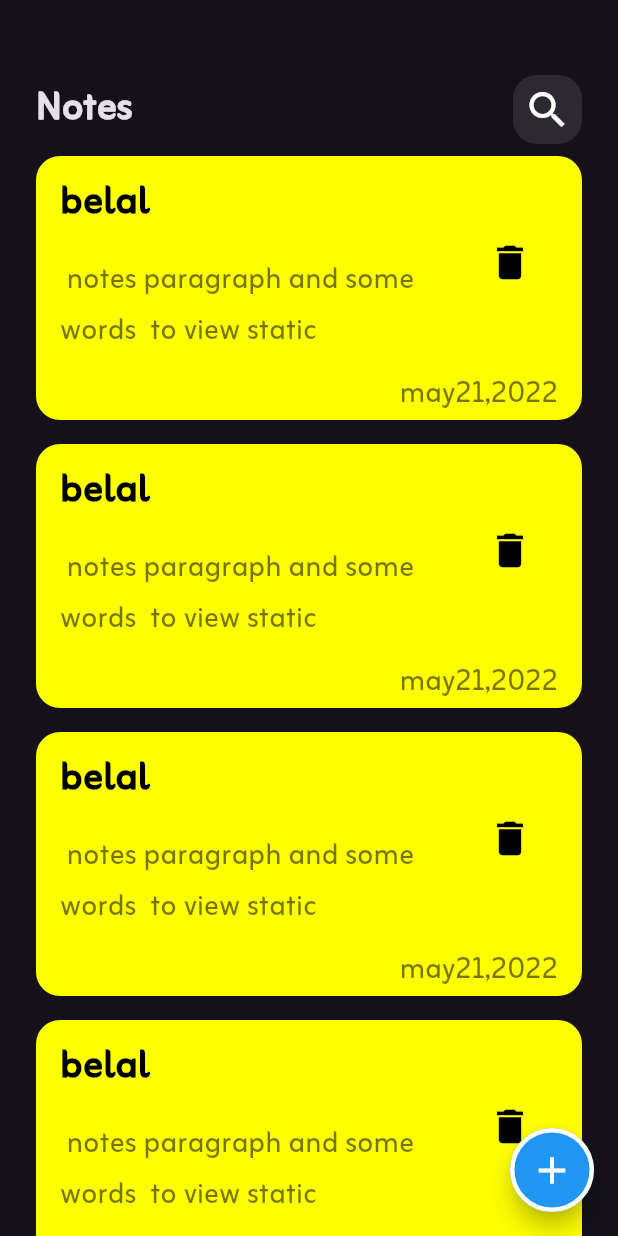
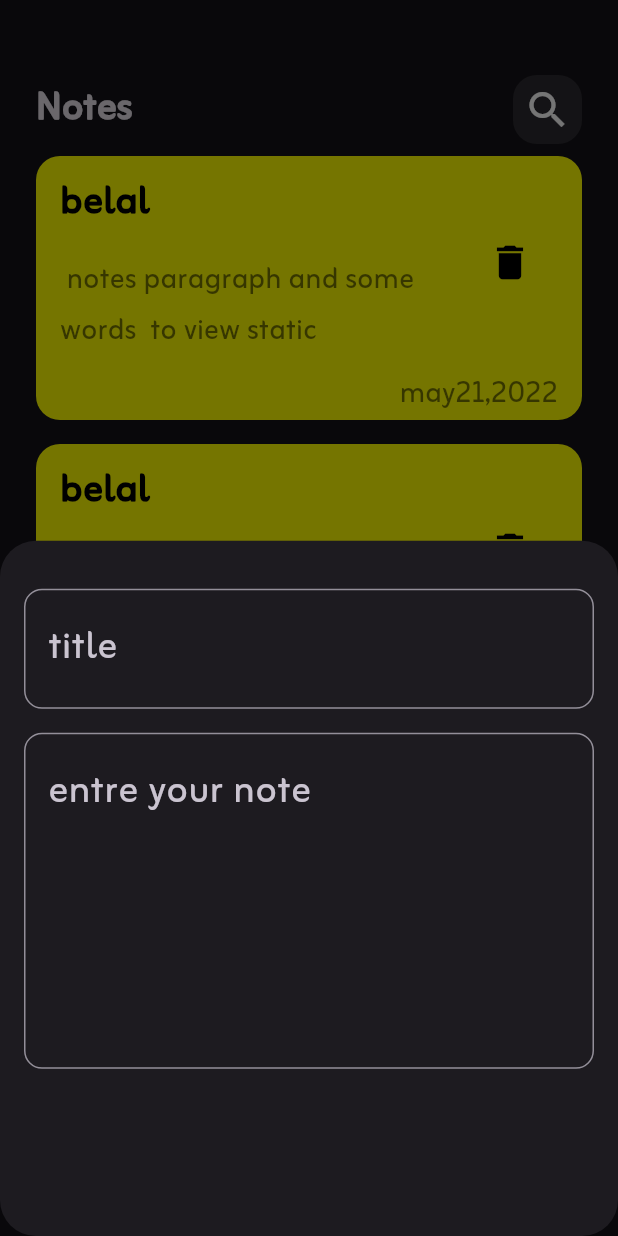
Before and after one commit to belal123456/myNotes, a Flutter app: the screen it shows after launch, after a tap on the "add" icon, on a phone screen of 412 x 824 dp. Run offline on Flutter 3.47's test engine with Material 3 defaults, Android fonts, the phone set to English and light mode, and no system bars.

Commit message:
add bottom sheets with filds

```diff
--- a/lib/views/notes_view.dart
+++ b/lib/views/notes_view.dart
@@ -1,4 +1,5 @@
 import 'package:flutter/material.dart';
+import 'package:notes/views/widgets/modelbtnSheet.dart';
 import 'package:notes/views/widgets/notes_view_body.dart';
 
 class NotesViews extends StatelessWidget {
@@ -12,7 +13,15 @@ class NotesViews extends StatelessWidget {
         shape: RoundedRectangleBorder(
             side: const BorderSide(width: 3, color: Colors.white),
             borderRadius: BorderRadius.circular(100)),
-        onPressed: () {},
+        onPressed: () {
+          showModalBottomSheet(
+              shape: RoundedRectangleBorder(
+                  borderRadius: BorderRadius.circular(24)),
+              context: context,
+              builder: (context) {
+                return BtnSheet();
+              });
+        },
         child: const Icon(
           Icons.add,
           size: 30,
--- /dev/null
+++ b/lib/views/widgets/ModelbtnSheet.dart
@@ -0,0 +1,43 @@
+import 'package:flutter/material.dart';
+
+class BtnSheet extends StatelessWidget {
+  const BtnSheet({super.key});
+
+  @override
+  Widget build(BuildContext context) {
+    return Padding(
+      padding: const EdgeInsets.symmetric(horizontal: 16),
+      child: Column(
+        children: [
+          const SizedBox(height: 32),
+          TextField(
+            decoration: InputDecoration(
+              hintText: "title ",
+              hintStyle: const TextStyle(
+                fontSize: 32,
+              ),
+              border: OutlineInputBorder(
+                borderRadius: BorderRadius.circular(12),
+              ),
+            ),
+          ),
+          const SizedBox(
+            height: 16,
+          ),
+          TextField(
+            maxLines: 8,
+            decoration: InputDecoration(
+              hintText: "entre your note  ",
+              hintStyle: const TextStyle(
+                fontSize: 32,
+              ),
+              border: OutlineInputBorder(
+                borderRadius: BorderRadius.circular(12),
+              ),
+            ),
+          ),
+        ],
+      ),
+    );
+  }
+}
```
